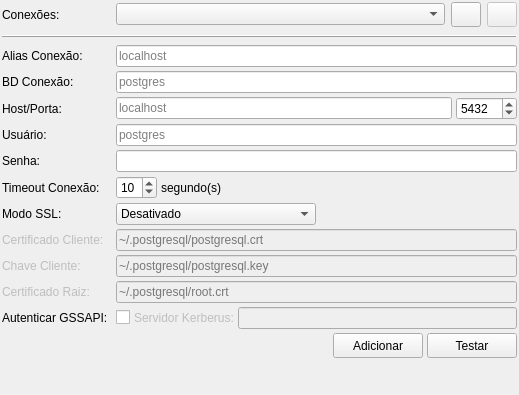
Old version of the form pgmodeler_ui/ui/confconexoeswidget.ui in the repository erdincay/pgmodeler-old.
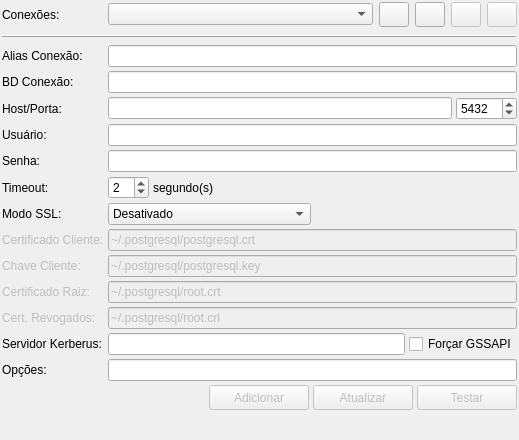
New version of the form. Icons and pictures are not drawn.

Commit message: * Finalizada a implementação da classe ConfConexoesWidget * Pendente a documentação do código da classe acima

What changed in the file:
```diff
--- a/pgmodeler_ui/ui/confconexoeswidget.ui
+++ b/pgmodeler_ui/ui/confconexoeswidget.ui
@@ -7,7 +7,7 @@
     <x>0</x>
     <y>0</y>
     <width>519</width>
-    <height>395</height>
+    <height>440</height>
    </rect>
   </property>
   <property name="windowTitle">
@@ -20,20 +20,24 @@
    <property name="spacing">
     <number>4</number>
    </property>
-   <item row="0" column="0" colspan="2">
-    <widget class="QLabel" name="label_25">
+   <item row="0" column="0">
+    <widget class="QLabel" name="conexoes_lbl">
      <property name="text">
       <string>Conexões:</string>
      </property>
     </widget>
    </item>
-   <item row="0" column="2" colspan="3">
+   <item row="0" column="2" colspan="2">
     <layout class="QHBoxLayout" name="horizontalLayout_6">
      <property name="spacing">
       <number>6</number>
      </property>
      <item>
-      <widget class="QComboBox" name="conexoes_cmb"/>
+      <widget class="QComboBox" name="conexoes_cmb">
+       <property name="insertPolicy">
+        <enum>QComboBox::InsertAlphabetically</enum>
+       </property>
+      </widget>
      </item>
      <item>
       <widget class="QToolButton" name="nova_tb">
@@ -47,7 +51,7 @@
         </size>
        </property>
        <property name="toolTip">
-        <string>Adicionar Item</string>
+        <string>Criar nova conexão</string>
        </property>
        <property name="text">
         <string/>
@@ -59,8 +63,31 @@
       </widget>
      </item>
      <item>
-      <widget class="QToolButton" name="remover_tb">
+      <widget class="QToolButton" name="cancelar_tb">
        <property name="enabled">
+        <bool>true</bool>
+       </property>
+       <property name="minimumSize">
+        <size>
+         <width>30</width>
+         <height>25</height>
+        </size>
+       </property>
+       <property name="toolTip">
+        <string>Cancelar edição</string>
+       </property>
+       <property name="text">
+        <string/>
+       </property>
+       <property name="icon">
+        <iconset resource="../res/resources.qrc">
+         <normaloff>:/icones/icones/fechar1.png</normaloff>:/icones/icones/fechar1.png</iconset>
+       </property>
+      </widget>
+     </item>
+     <item>
+      <widget class="QToolButton" name="editar_tb">
+       <property name="enabled">
         <bool>false</bool>
        </property>
        <property name="minimumSize">
@@ -70,7 +97,30 @@
         </size>
        </property>
        <property name="toolTip">
-        <string>Remover Item</string>
+        <string>Editar conexão selecionada</string>
+       </property>
+       <property name="text">
+        <string/>
+       </property>
+       <property name="icon">
+        <iconset resource="../res/resources.qrc">
+         <normaloff>:/icones/icones/editar.png</normaloff>:/icones/icones/editar.png</iconset>
+       </property>
+      </widget>
+     </item>
+     <item>
+      <widget class="QToolButton" name="excluir_tb">
+       <property name="enabled">
+        <bool>false</bool>
+       </property>
+       <property name="minimumSize">
+        <size>
+         <width>30</width>
+         <height>25</height>
+        </size>
+       </property>
+       <property name="toolTip">
+        <string>Excluir conexão selecionada</string>
        </property>
        <property name="text">
         <string/>
@@ -83,8 +133,8 @@
      </item>
     </layout>
    </item>
-   <item row="1" column="0" colspan="5">
-    <widget class="QFrame" name="frame_3">
+   <item row="1" column="0" colspan="4">
+    <widget class="QFrame" name="div_ln">
      <property name="minimumSize">
       <size>
        <width>0</width>
@@ -112,7 +162,7 @@
      </property>
     </widget>
    </item>
-   <item row="2" column="2" colspan="3">
+   <item row="2" column="2" colspan="2">
     <widget class="QLineEdit" name="alias_edt">
      <property name="minimumSize">
       <size>
@@ -121,12 +171,12 @@
       </size>
      </property>
      <property name="placeholderText">
-      <string>localhost</string>
+      <string/>
      </property>
     </widget>
    </item>
-   <item row="3" column="0">
-    <widget class="QLabel" name="label_18">
+   <item row="3" column="0" colspan="2">
+    <widget class="QLabel" name="bd_conexao_lbl">
      <property name="sizePolicy">
       <sizepolicy hsizetype="Fixed" vsizetype="Preferred">
        <horstretch>0</horstretch>
@@ -138,8 +188,8 @@
      </property>
     </widget>
    </item>
-   <item row="3" column="2" colspan="3">
-    <widget class="QLineEdit" name="lineEdit_6">
+   <item row="3" column="2" colspan="2">
+    <widget class="QLineEdit" name="bd_conexao_edt">
      <property name="sizePolicy">
       <sizepolicy hsizetype="Preferred" vsizetype="Fixed">
        <horstretch>0</horstretch>
@@ -150,12 +200,12 @@
       <string/>
      </property>
      <property name="placeholderText">
-      <string>postgres</string>
+      <string/>
      </property>
     </widget>
    </item>
    <item row="4" column="0">
-    <widget class="QLabel" name="label_13">
+    <widget class="QLabel" name="host_lbl">
      <property name="sizePolicy">
       <sizepolicy hsizetype="Fixed" vsizetype="Preferred">
        <horstretch>0</horstretch>
@@ -167,10 +217,10 @@
      </property>
     </widget>
    </item>
-   <item row="4" column="2" colspan="3">
+   <item row="4" column="2" colspan="2">
     <layout class="QHBoxLayout" name="horizontalLayout">
      <item>
-      <widget class="QLineEdit" name="lineEdit_2">
+      <widget class="QLineEdit" name="host_edt">
        <property name="minimumSize">
         <size>
          <width>0</width>
@@ -181,12 +231,12 @@
         <string/>
        </property>
        <property name="placeholderText">
-        <string>localhost</string>
+        <string/>
        </property>
       </widget>
      </item>
      <item>
-      <widget class="QSpinBox" name="spinBox">
+      <widget class="QSpinBox" name="porta_sbp">
        <property name="minimum">
         <number>1025</number>
        </property>
@@ -201,7 +251,7 @@
     </layout>
    </item>
    <item row="5" column="0">
-    <widget class="QLabel" name="label_16">
+    <widget class="QLabel" name="usuario_lbl">
      <property name="sizePolicy">
       <sizepolicy hsizetype="Fixed" vsizetype="Preferred">
        <horstretch>0</horstretch>
@@ -213,8 +263,8 @@
      </property>
     </widget>
    </item>
-   <item row="5" column="2" colspan="3">
-    <widget class="QLineEdit" name="lineEdit_4">
+   <item row="5" column="2" colspan="2">
+    <widget class="QLineEdit" name="usuario_edt">
      <property name="minimumSize">
       <size>
        <width>0</width>
@@ -225,12 +275,12 @@
       <string/>
      </property>
      <property name="placeholderText">
-      <string>postgres</string>
+      <string/>
      </property>
     </widget>
    </item>
    <item row="6" column="0">
-    <widget class="QLabel" name="label_17">
+    <widget class="QLabel" name="senha_lbl">
      <property name="sizePolicy">
       <sizepolicy hsizetype="Fixed" vsizetype="Preferred">
        <horstretch>0</horstretch>
@@ -242,11 +292,11 @@
      </property>
     </widget>
    </item>
-   <item row="6" column="2" colspan="3">
-    <widget class="QLineEdit" name="lineEdit_5"/>
+   <item row="6" column="2" colspan="2">
+    <widget class="QLineEdit" name="senha_edt"/>
    </item>
    <item row="7" column="0">
-    <widget class="QLabel" name="label_23">
+    <widget class="QLabel" name="timeout_lbl">
      <property name="sizePolicy">
       <sizepolicy hsizetype="Fixed" vsizetype="Preferred">
        <horstretch>0</horstretch>
@@ -254,21 +304,21 @@
       </sizepolicy>
      </property>
      <property name="text">
-      <string>Timeout Conexão:</string>
+      <string>Timeout:</string>
      </property>
     </widget>
    </item>
-   <item row="7" column="2" colspan="2">
+   <item row="7" column="2">
     <layout class="QHBoxLayout" name="horizontalLayout_7">
      <item>
-      <widget class="QSpinBox" name="spinBox_7">
+      <widget class="QSpinBox" name="timeout_sbp">
        <property name="value">
-        <number>10</number>
+        <number>2</number>
        </property>
       </widget>
      </item>
      <item>
-      <widget class="QLabel" name="label_24">
+      <widget class="QLabel" name="segundos_lbl">
        <property name="sizePolicy">
         <sizepolicy hsizetype="Expanding" vsizetype="Preferred">
          <horstretch>0</horstretch>
@@ -283,7 +333,7 @@
     </layout>
    </item>
    <item row="8" column="0">
-    <widget class="QLabel" name="label_19">
+    <widget class="QLabel" name="modo_ssl_lbl">
      <property name="sizePolicy">
       <sizepolicy hsizetype="Fixed" vsizetype="Preferred">
        <horstretch>0</horstretch>
@@ -295,8 +345,8 @@
      </property>
     </widget>
    </item>
-   <item row="8" column="2" colspan="2">
-    <widget class="QComboBox" name="comboBox_4">
+   <item row="8" column="2">
+    <widget class="QComboBox" name="modo_ssl_cmb">
      <property name="minimumSize">
       <size>
        <width>200</width>
@@ -330,7 +380,7 @@
      </item>
     </widget>
    </item>
-   <item row="8" column="4">
+   <item row="8" column="3">
     <spacer name="horizontalSpacer_2">
      <property name="orientation">
       <enum>Qt::Horizontal</enum>
@@ -343,8 +393,8 @@
      </property>
     </spacer>
    </item>
-   <item row="9" column="0">
-    <widget class="QLabel" name="label_20">
+   <item row="9" column="0" colspan="2">
+    <widget class="QLabel" name="cert_cliente_lbl">
      <property name="enabled">
       <bool>false</bool>
      </property>
@@ -359,21 +409,21 @@
      </property>
     </widget>
    </item>
-   <item row="9" column="2" colspan="3">
-    <widget class="QLineEdit" name="lineEdit_7">
+   <item row="9" column="2" colspan="2">
+    <widget class="QLineEdit" name="cert_cliente_edt">
      <property name="enabled">
       <bool>false</bool>
      </property>
      <property name="text">
-      <string/>
-     </property>
-     <property name="placeholderText">
       <string>~/.postgresql/postgresql.crt</string>
      </property>
+     <property name="placeholderText">
+      <string/>
+     </property>
     </widget>
    </item>
    <item row="10" column="0" colspan="2">
-    <widget class="QLabel" name="label_26">
+    <widget class="QLabel" name="chave_cli_lbl">
      <property name="enabled">
       <bool>false</bool>
      </property>
@@ -388,21 +438,21 @@
      </property>
     </widget>
    </item>
-   <item row="10" column="2" colspan="3">
-    <widget class="QLineEdit" name="lineEdit_10">
+   <item row="10" column="2" colspan="2">
+    <widget class="QLineEdit" name="chave_cli_edt">
      <property name="enabled">
       <bool>false</bool>
      </property>
      <property name="text">
-      <string/>
-     </property>
-     <property name="placeholderText">
       <string>~/.postgresql/postgresql.key</string>
      </property>
+     <property name="placeholderText">
+      <string/>
+     </property>
     </widget>
    </item>
    <item row="11" column="0" colspan="2">
-    <widget class="QLabel" name="label_21">
+    <widget class="QLabel" name="cert_raiz_lbl">
      <property name="enabled">
       <bool>false</bool>
      </property>
@@ -417,23 +467,75 @@
      </property>
     </widget>
    </item>
-   <item row="11" column="2" colspan="3">
-    <widget class="QLineEdit" name="lineEdit_8">
+   <item row="11" column="2" colspan="2">
+    <widget class="QLineEdit" name="cert_raiz_edt">
      <property name="enabled">
       <bool>false</bool>
      </property>
      <property name="text">
-      <string/>
-     </property>
-     <property name="placeholderText">
       <string>~/.postgresql/root.crt</string>
      </property>
+     <property name="placeholderText">
+      <string/>
+     </property>
     </widget>
    </item>
-   <item row="12" column="2" colspan="3">
+   <item row="12" column="0" colspan="2">
+    <widget class="QLabel" name="crl_lbl">
+     <property name="enabled">
+      <bool>false</bool>
+     </property>
+     <property name="sizePolicy">
+      <sizepolicy hsizetype="Fixed" vsizetype="Preferred">
+       <horstretch>0</horstretch>
+       <verstretch>0</verstretch>
+      </sizepolicy>
+     </property>
+     <property name="text">
+      <string>Cert. Revogados:</string>
+     </property>
+    </widget>
+   </item>
+   <item row="12" column="2" colspan="2">
+    <widget class="QLineEdit" name="crl_edt">
+     <property name="enabled">
+      <bool>false</bool>
+     </property>
+     <property name="text">
+      <string>~/.postgresql/root.crl</string>
+     </property>
+     <property name="placeholderText">
+      <string/>
+     </property>
+    </widget>
+   </item>
+   <item row="13" column="0" colspan="2">
+    <widget class="QLabel" name="serv_kerberus_lbl">
+     <property name="enabled">
+      <bool>true</bool>
+     </property>
+     <property name="sizePolicy">
+      <sizepolicy hsizetype="Fixed" vsizetype="Preferred">
+       <horstretch>0</horstretch>
+       <verstretch>0</verstretch>
+      </sizepolicy>
+     </property>
+     <property name="text">
+      <string>Servidor Kerberus:</string>
+     </property>
+    </widget>
+   </item>
+   <item row="13" column="2" colspan="2">
     <layout class="QHBoxLayout" name="horizontalLayout_2">
      <item>
-      <widget class="QCheckBox" name="checkBox_6">
+      <widget class="QLineEdit" name="serv_kerberus_edt">
+       <property name="enabled">
+        <bool>true</bool>
+       </property>
+      </widget>
+     </item>
+     <item>
+      <widget class="QCheckBox" name="aut_gssapi_chk">
        <property name="sizePolicy">
         <sizepolicy hsizetype="Fixed" vsizetype="Fixed">
          <horstretch>0</horstretch>
@@ -441,36 +543,29 @@
         </sizepolicy>
        </property>
        <property name="text">
-        <string/>
-       </property>
-      </widget>
-     </item>
-     <item>
-      <widget class="QLabel" name="label_22">
-       <property name="enabled">
-        <bool>false</bool>
-       </property>
-       <property name="sizePolicy">
-        <sizepolicy hsizetype="Fixed" vsizetype="Preferred">
-         <horstretch>0</horstretch>
-         <verstretch>0</verstretch>
-        </sizepolicy>
-       </property>
-       <property name="text">
-        <string>Servidor Kerberus:</string>
-       </property>
-      </widget>
-     </item>
-     <item>
-      <widget class="QLineEdit" name="lineEdit_9">
-       <property name="enabled">
-        <bool>false</bool>
+        <string>Forçar GSSAPI</string>
        </property>
       </widget>
      </item>
     </layout>
    </item>
-   <item row="13" column="0" colspan="5">
+   <item row="14" column="0">
+    <widget class="QLabel" name="opcoes_lbl">
+     <property name="sizePolicy">
+      <sizepolicy hsizetype="Fixed" vsizetype="Preferred">
+       <horstretch>0</horstretch>
+       <verstretch>0</verstretch>
+      </sizepolicy>
+     </property>
+     <property name="text">
+      <string>Opções:</string>
+     </property>
+    </widget>
+   </item>
+   <item row="14" column="2" colspan="2">
+    <widget class="QLineEdit" name="opcoes_edt"/>
+   </item>
+   <item row="15" column="0" colspan="4">
     <layout class="QHBoxLayout" name="horizontalLayout_3">
      <item>
       <spacer name="horizontalSpacer">
@@ -486,10 +581,13 @@
       </spacer>
      </item>
      <item>
-      <widget class="QPushButton" name="pushButton_2">
+      <widget class="QPushButton" name="adicionar_tb">
+       <property name="enabled">
+        <bool>false</bool>
+       </property>
        <property name="minimumSize">
         <size>
-         <width>90</width>
+         <width>100</width>
          <height>25</height>
         </size>
        </property>
@@ -509,10 +607,39 @@
       </widget>
      </item>
      <item>
-      <widget class="QPushButton" name="pushButton">
+      <widget class="QPushButton" name="atualizar_tb">
+       <property name="enabled">
+        <bool>false</bool>
+       </property>
        <property name="minimumSize">
+        <size>
+         <width>100</width>
+         <height>25</height>
+        </size>
+       </property>
+       <property name="maximumSize">
         <size>
          <width>90</width>
+         <height>25</height>
+        </size>
+       </property>
+       <property name="text">
+        <string>Atualizar</string>
+       </property>
+       <property name="icon">
+        <iconset resource="../res/resources.qrc">
+         <normaloff>:/icones/icones/padroes.png</normaloff>:/icones/icones/padroes.png</iconset>
+       </property>
+      </widget>
+     </item>
+     <item>
+      <widget class="QPushButton" name="testar_tb">
+       <property name="enabled">
+        <bool>false</bool>
+       </property>
+       <property name="minimumSize">
+        <size>
+         <width>100</width>
          <height>25</height>
         </size>
        </property>
@@ -533,7 +660,7 @@
      </item>
     </layout>
    </item>
-   <item row="14" column="0">
+   <item row="16" column="1">
     <spacer name="verticalSpacer_4">
      <property name="orientation">
       <enum>Qt::Vertical</enum>
@@ -546,13 +673,6 @@
      </property>
     </spacer>
    </item>
-   <item row="12" column="0">
-    <widget class="QLabel" name="label">
-     <property name="text">
-      <string>Autenticar GSSAPI:</string>
-     </property>
-    </widget>
-   </item>
   </layout>
  </widget>
  <resources>
```
The commit also changes 17 other files.
